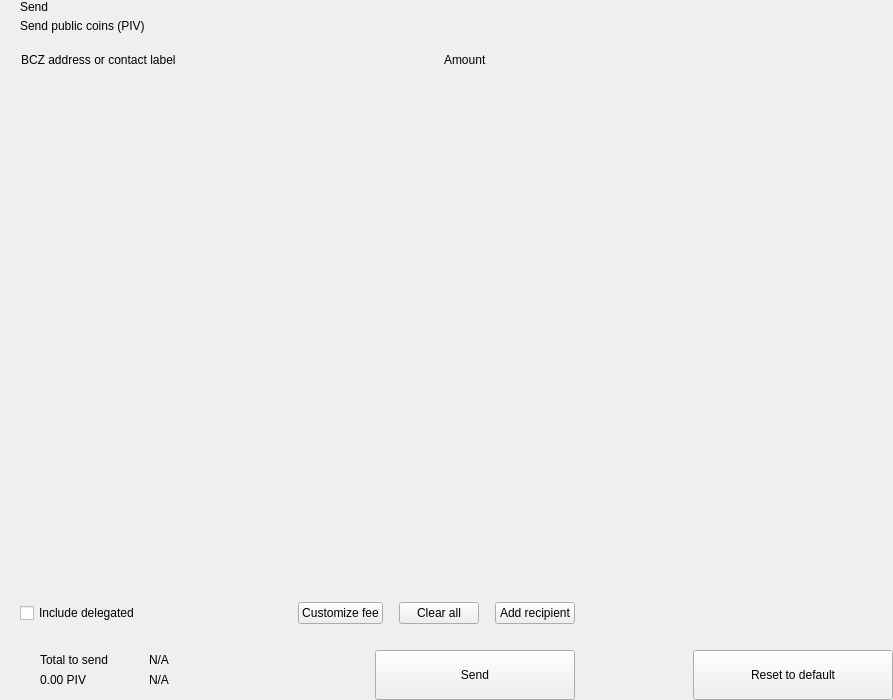
Above: src/qt/bcz/forms/send.ui from SpecialCoins/den before the change. Below: the same form after it.
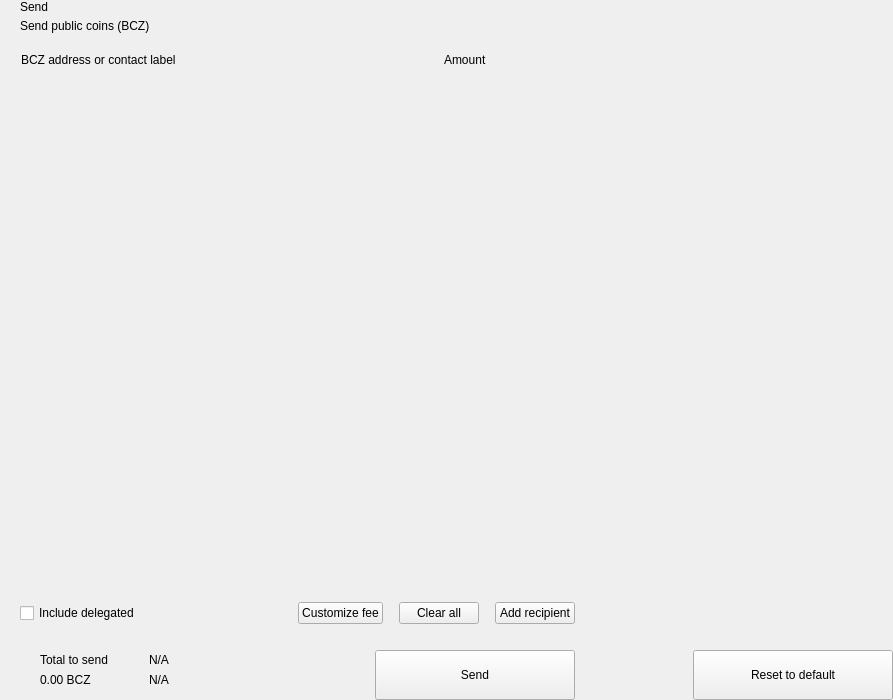
That is the form after the change. Custom widgets are drawn as their Qt base class.

Diff of the .ui file:
```diff
--- a/src/qt/bcz/forms/send.ui
+++ b/src/qt/bcz/forms/send.ui
@@ -81,7 +81,7 @@
             <item>
              <widget class="QLabel" name="labelSubtitle1">
               <property name="text">
-               <string>Send public coins (PIV)</string>
+               <string>Send public coins (BCZ)</string>
               </property>
              </widget>
             </item>
@@ -464,7 +464,7 @@
                      <item>
                       <widget class="QLabel" name="labelAmountSend">
                        <property name="text">
-                        <string notr="true">0.00 PIV</string>
+                        <string notr="true">0.00 BCZ</string>
                        </property>
                       </widget>
                      </item>
```
